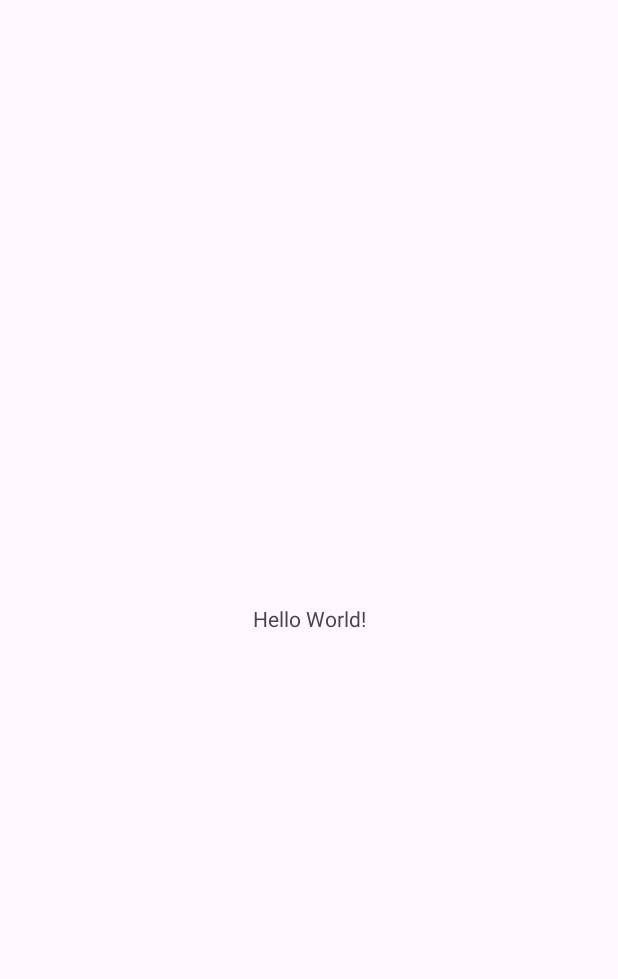
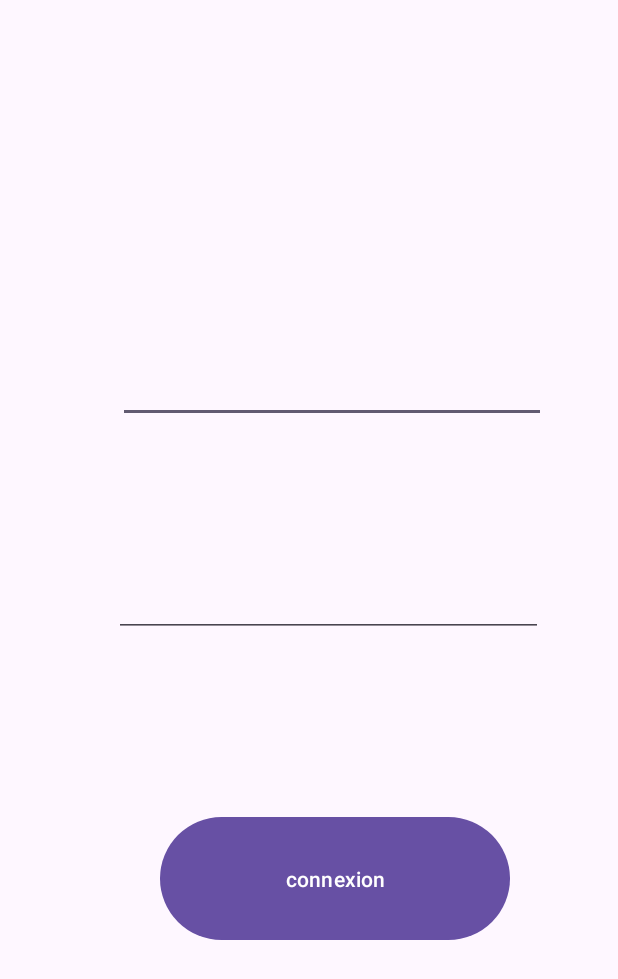
Before and after one commit to Karafev/SickCare_Application, an Android app: the screen it shows after launch (MainActivity), on a phone screen of 412 x 824 dp. Before the commit the part shown is almost empty. Shown: the top 979 px of the screen. Run offline under Robolectric (Android 15) with nearby library versions, the phone set to English and light mode, and no system bars.

```diff
--- /dev/null
+++ b/app/src/main/java/com/example/sickcare_application/MenuActivity.java
@@ -0,0 +1,4 @@
+package com.example.sickcare_application;
+
+public class MenuActivity {
+}
--- /dev/null
+++ b/app/src/main/java/com/example/sickcare_application/ProfileActivity.java
@@ -0,0 +1,4 @@
+package com.example.sickcare_application;
+
+public class ProfileActivity {
+}
--- /dev/null
+++ b/app/src/main/java/com/example/sickcare_application/RecetteActivity.java
@@ -0,0 +1,4 @@
+package com.example.sickcare_application;
+
+public class RecetteActivity {
+}
--- /dev/null
+++ b/app/src/main/java/com/example/sickcare_application/RechercheActivity.java
@@ -0,0 +1,4 @@
+package com.example.sickcare_application;
+
+public class RechercheActivity {
+}
--- a/app/src/main/res/layout/activity_main.xml
+++ b/app/src/main/res/layout/activity_main.xml
@@ -7,13 +7,39 @@
     android:layout_height="match_parent"
     tools:context=".MainActivity">
 
-    <TextView
-        android:layout_width="wrap_content"
-        android:layout_height="wrap_content"
-        android:text="Hello World!"
+    <EditText
+        android:id="@+id/email"
+        android:layout_width="285dp"
+        android:layout_height="0dp"
+        android:layout_marginTop="192dp"
+        android:layout_marginEnd="48dp"
+        android:layout_marginBottom="52dp"
+        android:ems="10"
+        android:inputType="textEmailAddress"
+        app:layout_constraintBottom_toTopOf="@+id/mdp"
+        app:layout_constraintEnd_toEndOf="parent"
+        app:layout_constraintTop_toTopOf="parent" />
+
+    <EditText
+        android:id="@+id/mdp"
+        android:layout_width="286dp"
+        android:layout_height="0dp"
+        android:layout_marginEnd="50dp"
+        android:layout_marginBottom="116dp"
+        android:ems="10"
+        android:inputType="textPassword"
+        app:layout_constraintBottom_toTopOf="@+id/connexion"
+        app:layout_constraintEnd_toEndOf="parent"
+        app:layout_constraintTop_toBottomOf="@+id/email" />
+
+    <Button
+        android:id="@+id/connexion"
+        android:layout_width="233dp"
+        android:layout_height="0dp"
+        android:layout_marginEnd="72dp"
+        android:layout_marginBottom="193dp"
+        android:text="connexion"
         app:layout_constraintBottom_toBottomOf="parent"
         app:layout_constraintEnd_toEndOf="parent"
-        app:layout_constraintStart_toStartOf="parent"
-        app:layout_constraintTop_toTopOf="parent" />
-
+        app:layout_constraintTop_toBottomOf="@+id/mdp" />
 </androidx.constraintlayout.widget.ConstraintLayout>
```
Also changed, not shown: app/src/main/res/layout/activity_menu.xml (added, +30 -0 lines), app/src/main/res/layout/activity_profile.xml (added, +59 -0 lines), app/src/main/res/layout/activity_recette.xml (added, +71 -0 lines), app/src/main/res/layout/activity_recherche.xml (added, +59 -0 lines).
